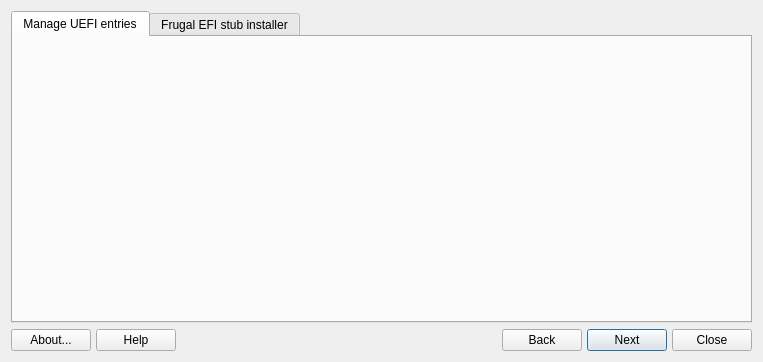
Before: the Qt Designer form mainwindow.ui in AdrianTM/uefi-manager, drawn with Qt 5.
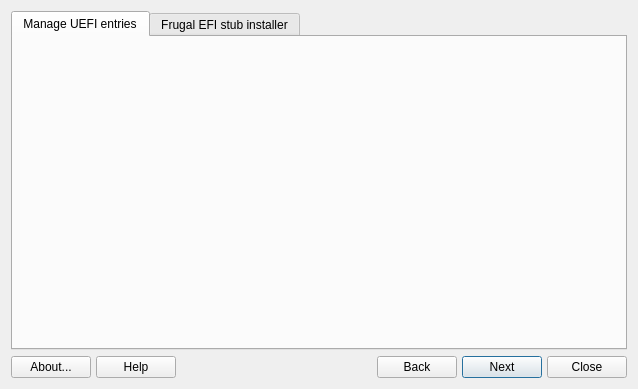
After: the same form once the commit is applied. The open tabs and pages were chosen to show the change. Icons and pictures are not drawn.

Commit message: Load only the tab that is needed

What changed in the file:
```diff
--- a/mainwindow.ui
+++ b/mainwindow.ui
@@ -6,13 +6,28 @@
    <rect>
     <x>0</x>
     <y>0</y>
-    <width>763</width>
-    <height>362</height>
+    <width>638</width>
+    <height>389</height>
    </rect>
   </property>
+  <property name="sizePolicy">
+   <sizepolicy hsizetype="Preferred" vsizetype="Preferred">
+    <horstretch>0</horstretch>
+    <verstretch>0</verstretch>
+   </sizepolicy>
+  </property>
+  <property name="windowTitle">
+   <string>UEFI manager</string>
+  </property>
   <layout class="QVBoxLayout" name="verticalLayout_2">
    <item>
     <widget class="QTabWidget" name="tabWidget">
+     <property name="sizePolicy">
+      <sizepolicy hsizetype="Expanding" vsizetype="Expanding">
+       <horstretch>0</horstretch>
+       <verstretch>0</verstretch>
+      </sizepolicy>
+     </property>
      <property name="currentIndex">
       <number>1</number>
      </property>
```
Left out of the diff: 2 changed lines with no effect on the pictures. The commit also changes 1 other file.
